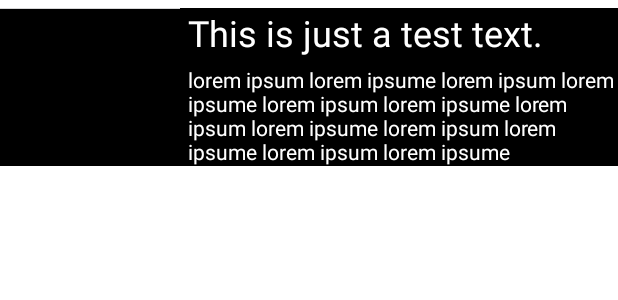
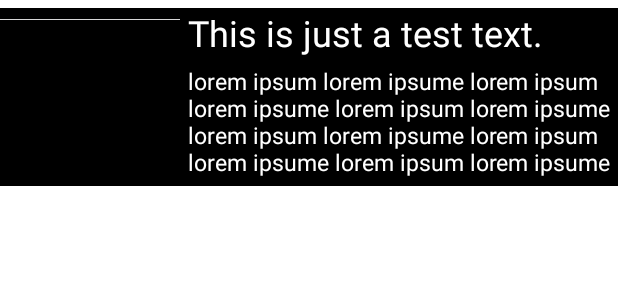
Before and after one commit to xmantra23/Flixter, an Android app: the layout item_movies.xml on its own in the app's theme, with its tools: preview values and no code run, on a phone screen of 412 x 824 dp. Shown: the top 300 px of the screen. Run offline under Robolectric (Android 15) with nearby library versions, the phone set to English and light mode, and no system bars.

```diff
--- a/app/src/main/AndroidManifest.xml
+++ b/app/src/main/AndroidManifest.xml
@@ -7,7 +7,7 @@
         android:allowBackup="true"
         android:fullBackupOnly="true"
         android:icon="@mipmap/ic_launcher"
-        android:label="@string/app_name"
+        android:label="Flixter: Current Movies in Cinema."
         android:roundIcon="@mipmap/ic_launcher_round"
         android:supportsRtl="true"
         android:theme="@style/Theme.Flixter">
--- a/app/src/main/java/com/samir/flixter/adapters/MovieAdapter.java
+++ b/app/src/main/java/com/samir/flixter/adapters/MovieAdapter.java
@@ -58,7 +58,18 @@ public class MovieAdapter extends RecyclerView.Adapter<MovieAdapter.ViewHolder>{
 
         public void bind(Movie movie) {
             tvTitle.setText(movie.getTitle());
-            tvOverview.setText(movie.getOverview());
+            String[] overViewText = movie.getOverview().split(" ");
+            String summaryText = "";
+            for(int i = 0; i < overViewText.length; i++){
+                if(i <= 55){
+                    summaryText += overViewText[i] + " ";
+                }else{
+                    summaryText += "...";
+                    break;
+                }
+
+            }
+            tvOverview.setText(summaryText);
             String imageUrl;
             //if phone in landscape
             if (context.getResources().getConfiguration().orientation == Configuration.ORIENTATION_LANDSCAPE){
--- a/app/src/main/res/layout-land/item_movies.xml
+++ b/app/src/main/res/layout-land/item_movies.xml
@@ -4,16 +4,18 @@
     android:layout_width="match_parent"
     android:layout_height="wrap_content"
     android:layout_marginTop="5dp"
-    android:background="@color/black">
+    android:background="@color/black"
+    android:paddingBottom="5dp">
 
     <ImageView
         android:id="@+id/ivPoster"
         android:layout_width="350dp"
         android:layout_height="wrap_content"
         android:layout_marginStart="0dp"
+        android:layout_marginTop="7dp"
         android:layout_marginEnd="0dp"
-        tools:srcCompat="@tools:sample/avatars"
-        android:contentDescription="@string/app_name"/>
+        android:contentDescription="@string/app_name"
+        tools:srcCompat="@tools:sample/avatars" />
 
     <TextView
         android:id="@+id/tvTitle"
@@ -31,9 +33,10 @@
         android:layout_width="wrap_content"
         android:layout_height="wrap_content"
         android:layout_below="@+id/tvTitle"
-        android:layout_marginStart="5dp"
+        android:layout_marginStart="7dp"
         android:layout_marginTop="5dp"
         android:layout_toEndOf="@+id/ivPoster"
         android:textColor="@color/white"
+        android:textSize="15sp"
         tools:text="lorem ipsum lorem ipsume lorem ipsum lorem ipsume lorem ipsum lorem ipsume lorem ipsum lorem ipsume lorem ipsum lorem ipsume lorem ipsum lorem ipsume" />
 </RelativeLayout>
--- a/app/src/main/res/layout/item_movies.xml
+++ b/app/src/main/res/layout/item_movies.xml
@@ -4,16 +4,18 @@
     android:layout_width="match_parent"
     android:layout_height="wrap_content"
     android:layout_marginTop="5dp"
-    android:background="@color/black">
+    android:background="@color/black"
+    android:paddingBottom="5dp">
 
     <ImageView
         android:id="@+id/ivPoster"
         android:layout_width="120dp"
         android:layout_height="wrap_content"
         android:layout_marginStart="0dp"
+        android:layout_marginTop="7dp"
         android:layout_marginEnd="0dp"
-        tools:srcCompat="@tools:sample/avatars"
-        android:contentDescription="@string/app_name"/>
+        android:contentDescription="@string/app_name"
+        tools:srcCompat="@tools:sample/avatars" />
 
     <TextView
         android:id="@+id/tvTitle"
@@ -35,5 +37,6 @@
         android:layout_marginTop="5dp"
         android:layout_toEndOf="@+id/ivPoster"
         android:textColor="@color/white"
+        android:textSize="15sp"
         tools:text="lorem ipsum lorem ipsume lorem ipsum lorem ipsume lorem ipsum lorem ipsume lorem ipsum lorem ipsume lorem ipsum lorem ipsume lorem ipsum lorem ipsume" />
 </RelativeLayout>
--- a/app/src/main/res/values-night/themes.xml
+++ b/app/src/main/res/values-night/themes.xml
@@ -2,8 +2,8 @@
     <!-- Base application theme. -->
     <style name="Theme.Flixter" parent="Theme.MaterialComponents.DayNight.DarkActionBar">
         <!-- Primary brand color. -->
-        <item name="colorPrimary">@color/purple_200</item>
-        <item name="colorPrimaryVariant">@color/purple_700</item>
+        <item name="colorPrimary">@color/black</item>
+        <item name="colorPrimaryVariant">#5A595E</item>
         <item name="colorOnPrimary">@color/black</item>
         <!-- Secondary brand color. -->
         <item name="colorSecondary">@color/teal_200</item>
--- a/app/src/main/res/values/themes.xml
+++ b/app/src/main/res/values/themes.xml
@@ -2,8 +2,8 @@
     <!-- Base application theme. -->
     <style name="Theme.Flixter" parent="Theme.MaterialComponents.DayNight.DarkActionBar">
         <!-- Primary brand color. -->
-        <item name="colorPrimary">@color/purple_500</item>
-        <item name="colorPrimaryVariant">@color/purple_700</item>
+        <item name="colorPrimary">#111112</item>
+        <item name="colorPrimaryVariant">#5A595E</item>
         <item name="colorOnPrimary">@color/white</item>
         <!-- Secondary brand color. -->
         <item name="colorSecondary">@color/teal_200</item>
```
Also changed, not shown: 1 other file.
